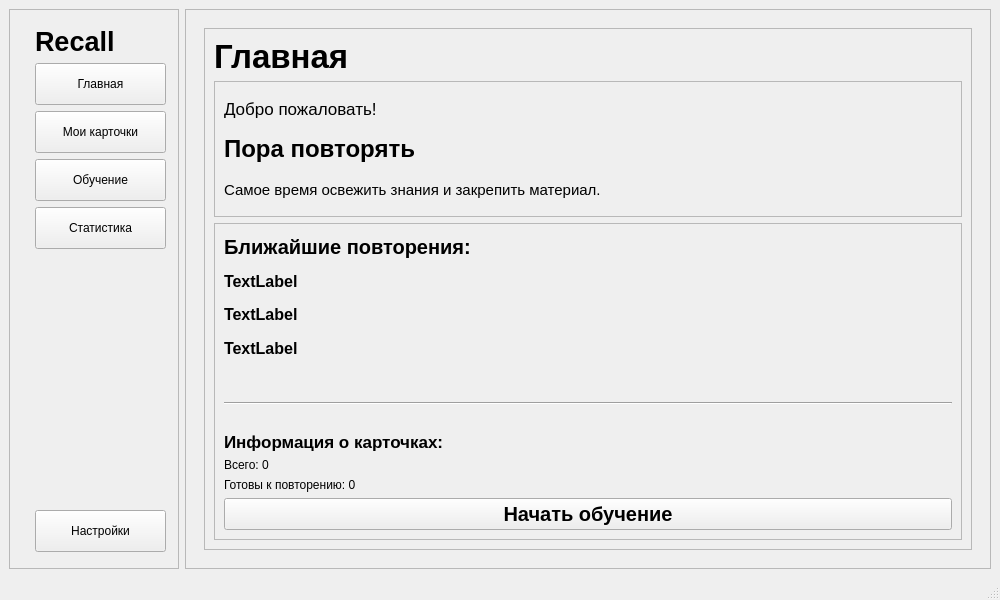
The window that ui/main_window_page.ui (roms140/PyQt_project) describes before a commit, drawn with Qt 5.
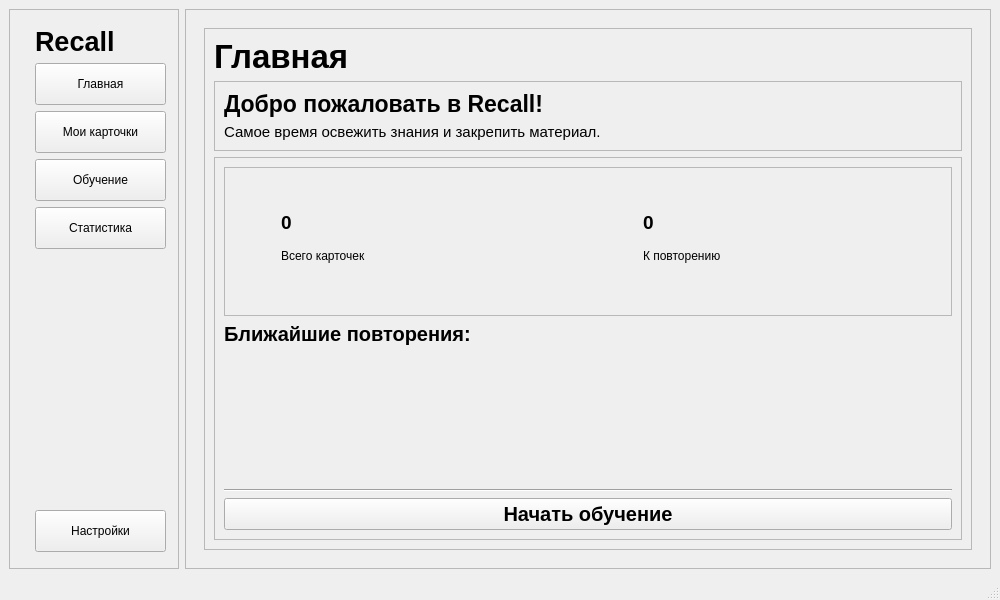
The same window after the commit.

Commit message: Polish UI and add application icon

What changed in the file:
```diff
--- a/ui/main_window_page.ui
+++ b/ui/main_window_page.ui
@@ -330,7 +330,7 @@
                <property name="frameShadow">
                 <enum>QFrame::Shadow::Raised</enum>
                </property>
-               <layout class="QVBoxLayout" name="verticalLayout_3" stretch="0,3,7">
+               <layout class="QVBoxLayout" name="verticalLayout_3" stretch="0,1,10">
                 <item>
                  <widget class="QLabel" name="titleLabel">
                   <property name="font">
@@ -366,24 +366,12 @@
                     <widget class="QLabel" name="welcomeLabel">
                      <property name="font">
                       <font>
-                       <pointsize>13</pointsize>
-                      </font>
-                     </property>
-                     <property name="text">
-                      <string>Добро пожаловать!</string>
-                     </property>
-                    </widget>
-                   </item>
-                   <item>
-                    <widget class="QLabel" name="welcomeTitle">
-                     <property name="font">
-                      <font>
-                       <pointsize>18</pointsize>
+                       <pointsize>17</pointsize>
                        <bold>true</bold>
                       </font>
                      </property>
                      <property name="text">
-                      <string>Пора повторять</string>
+                      <string>Добро пожаловать в Recall!</string>
                      </property>
                     </widget>
                    </item>
@@ -416,9 +404,122 @@
                   <property name="frameShadow">
                    <enum>QFrame::Shadow::Raised</enum>
                   </property>
-                  <layout class="QVBoxLayout" name="verticalLayout_5" stretch="4,0,1,0,0,1">
+                  <layout class="QVBoxLayout" name="verticalLayout_5" stretch="1,1,0,0">
                    <item>
-                    <layout class="QVBoxLayout" name="verticalLayout_7" stretch="0,0,0,0,0">
+                    <widget class="QFrame" name="statsFrame">
+                     <property name="frameShape">
+                      <enum>QFrame::Shape::StyledPanel</enum>
+                     </property>
+                     <property name="frameShadow">
+                      <enum>QFrame::Shadow::Raised</enum>
+                     </property>
+                     <layout class="QHBoxLayout" name="horizontalLayout_5">
+                      <property name="spacing">
+                       <number>15</number>
+                      </property>
+                      <item>
+                       <widget class="QLabel" name="imageTotalCardsLabel">
+                        <property name="minimumSize">
+                         <size>
+                          <width>32</width>
+                          <height>32</height>
+                         </size>
+                        </property>
+                        <property name="maximumSize">
+                         <size>
+                          <width>32</width>
+                          <height>32</height>
+                         </size>
+                        </property>
+                        <property name="text">
+                         <string/>
+                        </property>
+                       </widget>
+                      </item>
+                      <item>
+                       <layout class="QVBoxLayout" name="verticalLayout_9">
+                        <item>
+                         <widget class="QLabel" name="totalCardsValueLabel">
+                          <property name="font">
+                           <font>
+                            <pointsize>14</pointsize>
+                            <bold>true</bold>
+                           </font>
+                          </property>
+                          <property name="text">
+                           <string>0</string>
+                          </property>
+                          <property name="alignment">
+                           <set>Qt::AlignmentFlag::AlignBottom|Qt::AlignmentFlag::AlignLeading|Qt::AlignmentFlag::AlignLeft</set>
+                          </property>
+                         </widget>
+                        </item>
+                        <item>
+                         <widget class="QLabel" name="totalCardsTextLabel">
+                          <property name="text">
+                           <string>Всего карточек</string>
+                          </property>
+                          <property name="alignment">
+                           <set>Qt::AlignmentFlag::AlignLeading|Qt::AlignmentFlag::AlignLeft|Qt::AlignmentFlag::AlignTop</set>
+                          </property>
+                         </widget>
+                        </item>
+                       </layout>
+                      </item>
+                      <item>
+                       <widget class="QLabel" name="imageRepetitionCardsLabel">
+                        <property name="minimumSize">
+                         <size>
+                          <width>32</width>
+                          <height>32</height>
+                         </size>
+                        </property>
+                        <property name="maximumSize">
+                         <size>
+                          <width>32</width>
+                          <height>32</height>
+                         </size>
+                        </property>
+                        <property name="text">
+                         <string/>
+                        </property>
+                       </widget>
+                      </item>
+                      <item>
+                       <layout class="QVBoxLayout" name="verticalLayout_10">
+                        <item>
+                         <widget class="QLabel" name="repetitionCardsValueLabel">
+                          <property name="font">
+                           <font>
+                            <pointsize>14</pointsize>
+                            <bold>true</bold>
+                           </font>
+                          </property>
+                          <property name="text">
+                           <string>0</string>
+                          </property>
+                          <property name="alignment">
+                           <set>Qt::AlignmentFlag::AlignBottom|Qt::AlignmentFlag::AlignLeading|Qt::AlignmentFlag::AlignLeft</set>
+                          </property>
+                         </widget>
+                        </item>
+                        <item>
+                         <widget class="QLabel" name="repetitionCardsTextLabel">
+                          <property name="text">
+                           <string>К повторению</string>
+                          </property>
+                          <property name="alignment">
+                           <set>Qt::AlignmentFlag::AlignLeading|Qt::AlignmentFlag::AlignLeft|Qt::AlignmentFlag::AlignTop</set>
+                          </property>
+                         </widget>
+                        </item>
+                       </layout>
+                      </item>
+                     </layout>
+                    </widget>
+                   </item>
+                   <item>
+                    <layout class="QVBoxLayout" name="verticalLayout_7" stretch="0,0,0,0,0,0">
                      <item>
                       <widget class="QLabel" name="nearestRepetitionsLabel">
                        <property name="font">
@@ -441,7 +542,7 @@
                         </font>
                        </property>
                        <property name="text">
-                        <string>TextLabel</string>
+                        <string/>
                        </property>
                       </widget>
                      </item>
@@ -454,7 +555,7 @@
                         </font>
                        </property>
                        <property name="text">
-                        <string>TextLabel</string>
+                        <string/>
                        </property>
                       </widget>
                      </item>
@@ -467,10 +568,59 @@
                         </font>
                        </property>
                        <property name="text">
-                        <string>TextLabel</string>
+                        <string/>
                        </property>
                       </widget>
                      </item>
+                     <item>
+                      <layout class="QHBoxLayout" name="horizontalLayout_10">
+                       <item>
+                        <spacer name="horizontalSpacer">
+                         <property name="orientation">
+                          <enum>Qt::Orientation::Horizontal</enum>
+                         </property>
+                         <property name="sizeHint" stdset="0">
+                          <size>
+                           <width>40</width>
+                           <height>20</height>
+                          </size>
+                         </property>
+                        </spacer>
+                       </item>
+                       <item>
+                        <widget class="QLabel" name="imageNoRepetitionsLabel">
+                         <property name="minimumSize">
+                          <size>
+                           <width>30</width>
+                           <height>30</height>
+                          </size>
+                         </property>
+                         <property name="maximumSize">
+                          <size>
+                           <width>30</width>
+                           <height>30</height>
+                          </size>
+                         </property>
+                         <property name="text">
+                          <string/>
+                         </property>
+                        </widget>
+                       </item>
+                       <item>
+                        <spacer name="horizontalSpacer_2">
+                         <property name="orientation">
+                          <enum>Qt::Orientation::Horizontal</enum>
+                         </property>
+                         <property name="sizeHint" stdset="0">
+                          <size>
+                           <width>40</width>
+                           <height>20</height>
+                          </size>
+                         </property>
+                        </spacer>
+                       </item>
+                      </layout>
+                     </item>
                      <item>
                       <widget class="QLabel" name="noRepetitionsLabel">
                        <property name="font">
@@ -482,6 +632,9 @@
                        <property name="text">
                         <string/>
                        </property>
+                       <property name="alignment">
+                        <set>Qt::AlignmentFlag::AlignCenter</set>
+                       </property>
                       </widget>
                      </item>
                     </layout>
@@ -493,36 +646,6 @@
                      </property>
                     </widget>
                    </item>
-                   <item>
-                    <widget class="QLabel" name="informationLabel">
-                     <property name="font">
-                      <font>
-                       <pointsize>13</pointsize>
-                       <bold>true</bold>
-                      </font>
-                     </property>
-                     <property name="text">
-                      <string>Информация о карточках:</string>
-                     </property>
-                     <property name="alignment">
-                      <set>Qt::AlignmentFlag::AlignBottom|Qt::AlignmentFlag::AlignLeading|Qt::AlignmentFlag::AlignLeft</set>
-                     </property>
-                    </widget>
-                   </item>
-                   <item>
-                    <widget class="QLabel" name="quantity_allCardsLabel">
-                     <property name="text">
-                      <string>Всего: 0</string>
-                     </property>
-                    </widget>
-                   </item>
-                   <item>
-                    <widget class="QLabel" name="quantity_repetitionCardsLabel">
-                     <property name="text">
-                      <string>Готовы к повторению: 0</string>
-                     </property>
-                    </widget>
-                   </item>
                    <item>
                     <widget class="QPushButton" name="startStudyButton">
                      <property name="font">
```
The commit also changes 7 other files.
